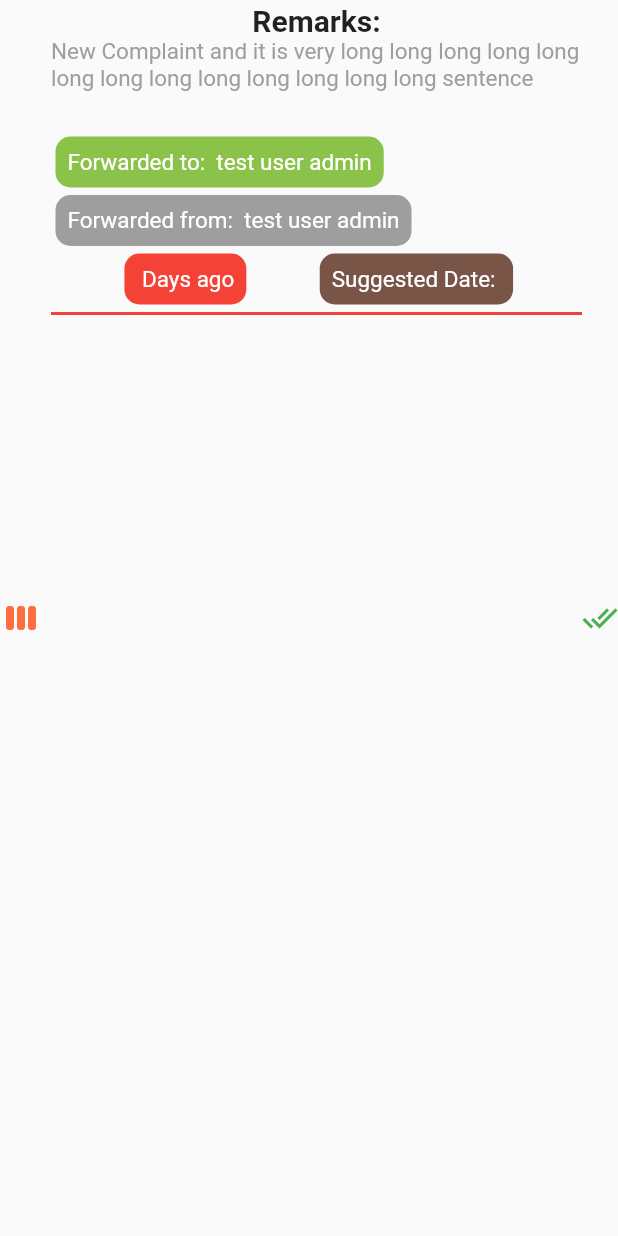
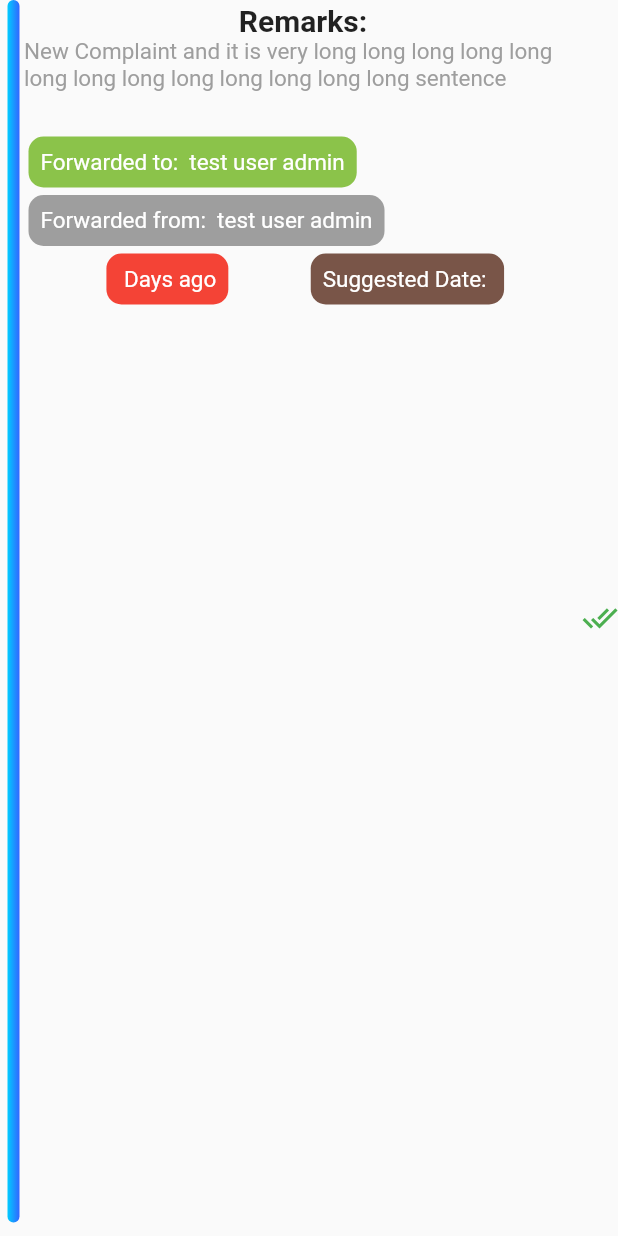
Before and after one commit to saud121/cmis_Ombudsman, a Flutter app: the ContainerTree widget shown alone on an empty page, opened directly, on a phone screen of 412 x 824 dp. Run offline on Flutter 3.47's test engine with Material 2 defaults, Android fonts, the phone set to English and light mode, and no system bars; our stand-ins replace assets_audio_player, file_picker, image_picker, permission_handler, shared_preferences and 1 more; missing offline and left inert: dart:ffi, flutter_sound_lite; accounts and stored records are empty; Roboto replaces fonts that are missing (Poppins).

Commit message:
Compose complain update

```diff
--- a/lib/pages/SingleComplain_page.dart
+++ b/lib/pages/SingleComplain_page.dart
@@ -30,10 +30,10 @@ class _SingleComplainState extends State<SingleComplain> {
     for(var u in jsonData){
 
       SingleComplaiInfo singleComplaiInfo = SingleComplaiInfo(u["id"],u["casetype"],u["casetimedate"],u["casedetail"],u["status"],u["casetilldate"], u["email"], u["first_name"], u["last_name"], u["avatar"]);
-      if(Globals.ComplainID == singleComplaiInfo.id) {
-        print("hello masla hall");
+      // if(Globals.ComplainID == singleComplaiInfo.id) {
+      //   print("hello masla hall");
         Complaininfo.add(singleComplaiInfo);
-      }
+      // }
     }
     print(Complaininfo.length);
 
--- a/lib/widgets/ContainerForTreeComplaint.dart
+++ b/lib/widgets/ContainerForTreeComplaint.dart
@@ -19,15 +19,40 @@ class ContainerTree extends StatelessWidget {
      return Row(
        children: <Widget>[
 
-            Center(
+//             Center(
+//
+//                  //Create Colunm to add more icons for tree
+//                  child:Padding(
+//                      padding: const EdgeInsets.only(left: 2,right: 8),
+//                      child: Icon(Icons.view_week,color:Colors.deepOrangeAccent,)),
+//
+//
+// ),
+       Container(
+         margin: EdgeInsets.only(left:5,right: 3, bottom: 9),
+         child: SizedBox(height: double.infinity,width:8,
+           child: const DecoratedBox(
+             decoration: const BoxDecoration(
+               gradient: LinearGradient(
+                 colors: [
+                   const Color(0xFF00CCFF),
+                   const Color(0xFF3366FF),
 
-                 //Create Colunm to add more icons for tree
-                 child:Padding(
-                     padding: const EdgeInsets.only(left: 2,right: 8),
-                     child: Icon(Icons.view_week,color:Colors.deepOrangeAccent,)),
-
-
-),
+                 ],
+                 begin: const FractionalOffset(0.0, 0.0),
+                 end: const FractionalOffset(1.0, 0.0),
+                 stops: [0.0, 1.0],
+                 tileMode: TileMode.clamp,
+               ),
+               borderRadius: BorderRadius.only(
+                   topLeft: Radius.circular(10),
+                   topRight: Radius.circular(10),
+                   bottomLeft: Radius.circular(10),
+                   bottomRight: Radius.circular(10)
+               ),
+             ),
+           ),),
+       ),
          Flexible(
            child: Column(
                children: <Widget>[
@@ -95,17 +120,18 @@ class ContainerTree extends StatelessWidget {
                            ) //Your widget here,
                        ),
                      ]),
-                 Center(
-                   child: SizedBox(
-                     height: 2,
-                     width: double.infinity,
-                      child: const DecoratedBox(
-                      decoration: const BoxDecoration(
-                      color: Colors.red
-                      ),
-                   ),
-                 ),
-                 )]
+                 // Center(
+                 //   child: SizedBox(
+                 //     height: 2,
+                 //     width: double.infinity,
+                 //      child: const DecoratedBox(
+                 //      decoration: const BoxDecoration(
+                 //      color: Colors.red
+                 //      ),
+                 //   ),
+                 // ),
+                 // )
+               ]
            ),
 
          ),
```
